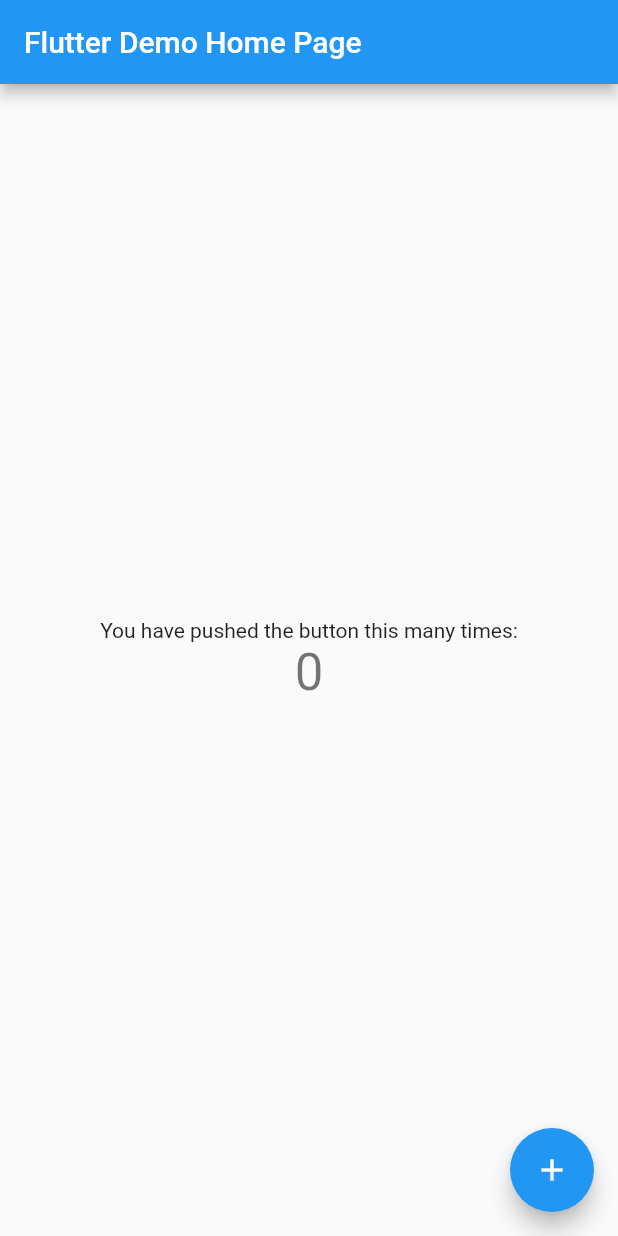
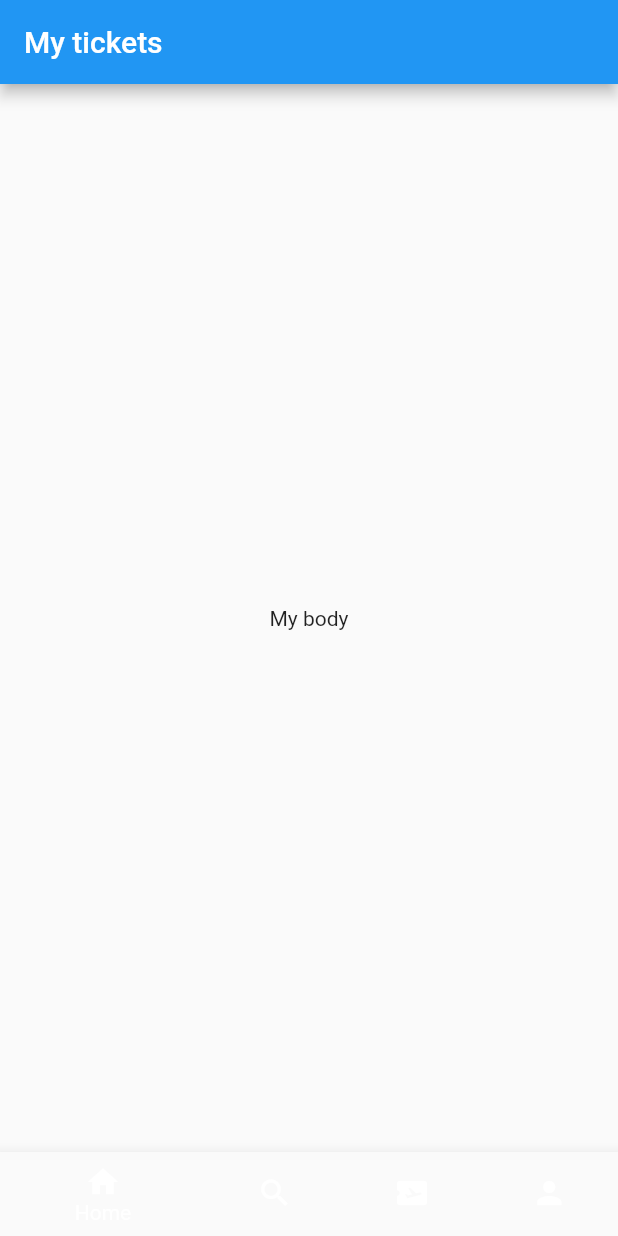
Before and after one commit to TOUFIK-Taha98/booktickets, a Flutter app: the screen it shows after launch, on a phone screen of 412 x 824 dp. Run offline on Flutter 3.47's test engine with Material 2 defaults, Android fonts, the phone set to English and light mode, and no system bars.

Commit message:
Adding the bottom buttons without styling

```diff
--- a/lib/main.dart
+++ b/lib/main.dart
@@ -1,4 +1,5 @@
 import 'package:flutter/material.dart';
+import 'package:booktickets/screens/bottom_bar.dart';
 
 void main() {
   runApp(const MyApp());
@@ -14,54 +15,7 @@ class MyApp extends StatelessWidget {
       theme: ThemeData(
         primarySwatch: Colors.blue,
       ),
-      home: const MyHomePage(title: 'Flutter Demo Home Page'),
+      home: const BottomBar(),
     );
   }
 }
-
-class MyHomePage extends StatefulWidget {
-  const MyHomePage({super.key, required this.title});
-
-  final String title;
-
-  @override
-  State<MyHomePage> createState() => _MyHomePageState();
-}
-
-class _MyHomePageState extends State<MyHomePage> {
-  int _counter = 0;
-
-  void _incrementCounter() {
-    setState(() {
-      _counter++;
-    });
-  }
-
-  @override
-  Widget build(BuildContext context) {
-    return Scaffold(
-      appBar: AppBar(
-        title: Text(widget.title),
-      ),
-      body: Center(
-        child: Column(
-          mainAxisAlignment: MainAxisAlignment.center,
-          children: <Widget>[
-            const Text(
-              'You have pushed the button this many times:',
-            ),
-            Text(
-              '$_counter',
-              style: Theme.of(context).textTheme.headline4,
-            ),
-          ],
-        ),
-      ),
-      floatingActionButton: FloatingActionButton(
-        onPressed: _incrementCounter,
-        tooltip: 'Increment',
-        child: const Icon(Icons.add),
-      ),
-    );
-  }
-}
--- /dev/null
+++ b/lib/screens/bottom_bar.dart
@@ -0,0 +1,29 @@
+import 'package:flutter/material.dart';
+
+class BottomBar extends StatefulWidget {
+  const BottomBar({super.key});
+
+  @override
+  State<BottomBar> createState() => _BottomBarState();
+}
+
+class _BottomBarState extends State<BottomBar> {
+  @override
+  Widget build(BuildContext context) {
+    return Scaffold(
+      appBar: AppBar(
+        title: const Text("My tickets"),
+      ),
+      body: const Center(
+        child: Text("My body"),
+      ),
+      bottomNavigationBar: BottomNavigationBar(items: const [
+        BottomNavigationBarItem(icon: Icon(Icons.home), label: "Home"),
+        BottomNavigationBarItem(icon: Icon(Icons.search), label: "Search"),
+        BottomNavigationBarItem(
+            icon: Icon(Icons.airplane_ticket), label: "Tickets"),
+        BottomNavigationBarItem(icon: Icon(Icons.person), label: "Profil"),
+      ]),
+    );
+  }
+}
```
Also changed, not shown: pubspec.yaml (+2 -69 lines).
